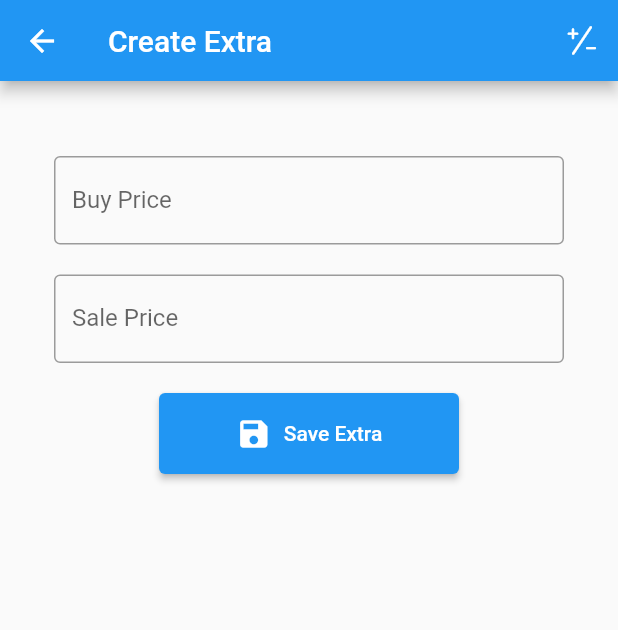
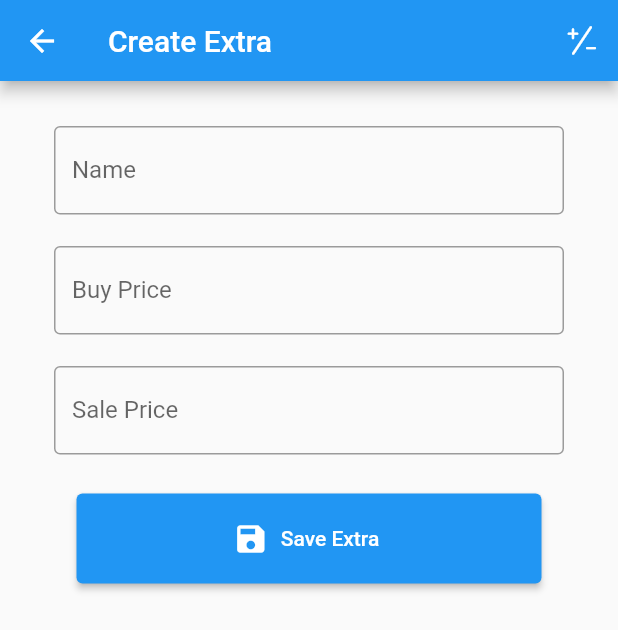
Before and after one commit to jaco2716/ProfitCalculator, a Flutter app: the CreateExtra screen opened directly, on a phone screen of 412 x 824 dp. Shown: the top 630 px of the screen. Run offline on Flutter 3.47's test engine with Material 2 defaults, Android fonts, the phone set to English and light mode, and no system bars; our stand-ins replace percent_indicator, shared_preferences, video_player; missing offline and left inert: flutter_simple_calculator; accounts and stored records are empty.

Commit message:
refactor create extra page

```diff
--- a/lib/BackupAndRestore/BackupAndRestorePage.dart
+++ b/lib/BackupAndRestore/BackupAndRestorePage.dart
@@ -1,7 +1,7 @@
 import 'package:flutter/material.dart';
 import 'package:profit_calculator/BackupAndRestore/SaveBackupPage.dart';
 import 'package:profit_calculator/Handlers/FileManagement.dart';
-import 'package:profit_calculator/MyWidgets/WideMenuIconButton.dart';
+import 'package:profit_calculator/MyWidgets/MyIconButton.dart';
 import '../Model/EnvironmentConfig.dart' as config;
 import '../MyAppBarWithCalc.dart';
 
--- a/lib/ExtraPages/CreateExtraPage.dart
+++ b/lib/ExtraPages/CreateExtraPage.dart
@@ -8,6 +8,8 @@ import 'package:profit_calculator/Model/Menu.dart';
 import 'package:profit_calculator/MyAppBarWithCalc.dart';
 import 'package:profit_calculator/Handlers/ObjectManager.dart';
 import 'package:profit_calculator/MyWidgets/CreateElementWidgets/CreateElementTextField.dart';
+import 'package:profit_calculator/MyWidgets/MyAlertDialog.dart';
+import 'package:profit_calculator/MyWidgets/MyIconButton.dart';
 import 'package:profit_calculator/MyWidgets/MyLoadingCircle.dart';
 import '../../Handlers/SharedValueHandler.dart';
 import '../Model/Extra.dart';
@@ -28,6 +30,7 @@ class _CreateExtraState extends State<CreateExtra> {
   TextEditingController _nameController = TextEditingController();
   TextEditingController _buyPriceController = TextEditingController();
   TextEditingController _salePriceController = TextEditingController();
+  Future _currencyChosenFuture;
   String _name = '';
   String _salePrice = '';
   String _buyPrice = '';
@@ -42,7 +45,8 @@ class _CreateExtraState extends State<CreateExtra> {
   @override
   void initState() {
     super.initState();
-
+    _currencyChosenFuture = _sharedValueHandler.getStringSharedP(
+                          'CurrencyChosen', 'DKK');
     initEditMode();
   }
 
@@ -78,8 +82,7 @@ class _CreateExtraState extends State<CreateExtra> {
                   autovalidateMode: AutovalidateMode.onUserInteraction,
                   key: _formKey,
                   child: FutureBuilder(
-                      future: _sharedValueHandler.getStringSharedP(
-                          'CurrencyChosen', 'DKK'),
+                      future: _currencyChosenFuture,
                       initialData: '',
                       builder: (context, currencySnapshot) {
                         if (currencySnapshot.connectionState ==
@@ -89,88 +92,38 @@ class _CreateExtraState extends State<CreateExtra> {
                         return Column(
                           mainAxisSize: MainAxisSize.min,
                           children: [
-                            // CreateElementTextField(
-
-                            //   myValue: _name,
-                            //   textEditingController: _nameController,
-                            //   validate: validateString,
-                            //   setValue: (value) => _name = value,
-                            // ),
-                            // SizedBox(
-                            //   height: 20,
-                            // ),
-                            // TextFormField(
-                            //   controller: _nameController,
-                            //   decoration: InputDecoration(
-                            //     border: OutlineInputBorder(),
-                            //     labelText: 'Name',
-                            //   ),
-                            //   textCapitalization: TextCapitalization.words,
-                            //   keyboardType: TextInputType.text,
-                            //   validator: (value) => validateString(value),
-                            //   onSaved: (value) => _name = value,
-                            //   onFieldSubmitted: (value) => changeFocus(),
-                            // ),
-                            SizedBox(
-                              height: 20,
+                            CreateElementTextField(
+                              title: 'Name',
+                              myValue: _name,
+                              textEditingController: _nameController,
+                              validate: validateString,
+                              setValue: (value) => _name = value,
                             ),
-                            Container(
-                              // width: MediaQuery.of(context).size.width - 110,
-                              child: TextFormField(
-                                controller: _buyPriceController,
-                                decoration: InputDecoration(
-                                  suffixText: ',- ${currencySnapshot.data}',
-                                  border: OutlineInputBorder(),
-                                  labelText: 'Buy Price',
-                                ),
-                                inputFormatters: <TextInputFormatter>[
-                                  FilteringTextInputFormatter.allow(
-                                      RegExp(r'[0-9,.]'))
-                                ],
-                                keyboardType: TextInputType.numberWithOptions(
-                                    decimal: true),
-                                validator: (value) => validateDouble(value),
-                                onSaved: (value) => _buyPrice = value,
-                                onFieldSubmitted: (value) => changeFocus(),
-                              ),
+                            CreateElementTextField(
+                              title: 'Buy Price',
+                              myValue: _buyPrice,
+                              textEditingController: _buyPriceController,
+                              validate: validateDouble,
+                              setValue: (value) => _buyPrice = value,
+                              suffixText: ',- ${currencySnapshot.data}',
+                              textInputType: TextInputType.numberWithOptions(
+                                  decimal: true),
                             ),
-                            SizedBox(
-                              height: 20,
+                            CreateElementTextField(
+                              title: 'Sale Price',
+                              myValue: _salePrice,
+                              textEditingController: _salePriceController,
+                              validate: validateDouble,
+                              setValue: (value) => _salePrice = value,
+                              suffixText: ',- ${currencySnapshot.data}',
+                              textInputType: TextInputType.numberWithOptions(
+                                  decimal: true),
                             ),
-                            Container(
-                              // width: MediaQuery.of(context).size.width - 110,
-                              child: TextFormField(
-                                controller: _salePriceController,
-                                decoration: InputDecoration(
-                                  suffixText: ',- ${currencySnapshot.data}',
-                                  border: OutlineInputBorder(),
-                                  labelText: 'Sale Price',
-                                ),
-                                inputFormatters: <TextInputFormatter>[
-                                  FilteringTextInputFormatter.allow(
-                                      RegExp(r'[0-9,.]'))
-                                ],
-                                keyboardType: TextInputType.numberWithOptions(
-                                    decimal: true),
-                                validator: (value) => validateDouble(value),
-                                onSaved: (value) => _salePrice = value,
-                                onFieldSubmitted: (value) => changeFocus(),
-                              ),
-                            ),
-                            SizedBox(
-                              height: 20,
-                            ),
-                            Container(
-                                width: 200,
-                                child: ElevatedButton.icon(
-                                    icon: Icon(Icons.save),
-                                    style: ElevatedButton.styleFrom(
-                                      padding: EdgeInsets.all(15),
-                                    ),
-                                    label: Text('Save Extra'),
-                                    onPressed: () => _saveExtra())),
-                            SizedBox(
-                              height: 10,
+                            MyIconButton(
+                              tileTitle: 'Save Extra',
+                              tileIcon: Icon(Icons.save),
+                              myOnPressed: () => _saveExtra(),
+                              compact: true,
                             ),
                             widget.editMode ?? false
                                 ? IconButton(
@@ -192,6 +145,38 @@ class _CreateExtraState extends State<CreateExtra> {
           ),
         ),
       ),
+    );
+  }
+
+  //Delete extra menu box
+  _deleteExtraDialog(BuildContext context) {
+    showDialog(
+      context: context,
+      builder: (context) {
+        return MyAlertDialog(
+          title: 'Delete element',
+          content:
+              'This cannot be undone, are you sure you want to delete this element?',
+          cancelText: 'No',
+          confirmText: 'Yes',
+          myOnPressed: () => _deleteExtra(context),
+        );
+      },
+    );
+  }
+
+  void showCouldNotDeleteDialog() {
+    showDialog(
+      context: context,
+      builder: (context) {
+        return MyAlertDialog(
+          title: 'Error',
+          content:
+              'Could not delete extra, because one or more menus are using it.',
+          cancelText: 'Close',
+          infoDialog: true,
+        );
+      },
     );
   }
 
@@ -234,7 +219,7 @@ class _CreateExtraState extends State<CreateExtra> {
     }
   }
 
-//Save to firestore database
+//Save to File
   Future<bool> _saveExtraToFile(Extra newExtra) async {
     try {
       String fileContent = await fileManagement.readFile(extraJsonFile);
@@ -272,33 +257,6 @@ class _CreateExtraState extends State<CreateExtra> {
     return true;
   }
 
-  //Delete extra menu box
-  _deleteExtraDialog(BuildContext context) {
-    showDialog(
-      context: context,
-      builder: (context) {
-        return AlertDialog(
-          title: Text('Delete element'),
-          content: Text(
-              'This cannot be undone, are you sure you want to delete this element?'),
-          actions: [
-            TextButton(
-              child: Text('No'),
-              onPressed: () {
-                Navigator.pop(context);
-              },
-            ),
-            ElevatedButton(
-              child: Text('Yes'),
-              style: ElevatedButton.styleFrom(primary: Colors.red),
-              onPressed: () => _deleteExtra(context),
-            )
-          ],
-        );
-      },
-    );
-  }
-
   _deleteExtra(BuildContext context) async {
     String extraFileContent = await fileManagement.readFile(extraJsonFile);
     List<Extra> allExtrasFromFile =
@@ -316,26 +274,9 @@ class _CreateExtraState extends State<CreateExtra> {
         }
       }
     }
-
     if (extraInMenuFoundIndex != -1) {
       Navigator.of(context).pop();
-      showDialog(
-        context: context,
-        builder: (context) {
-          return AlertDialog(
-            title: Text('Error'),
-            content: Text(
-                'Could not delete extra, because one or more menus are using it.'),
-            actions: [
-              TextButton(
-                  onPressed: () {
-                    Navigator.of(context).pop();
-                  },
-                  child: Text('Ok'))
-            ],
-          );
-        },
-      );
+      showCouldNotDeleteDialog();
     } else {
       int deleteIndex = allExtrasFromFile
           .indexWhere((element) => element.id == widget.editExtra.id);
--- a/lib/IngredientPages/CreateIngredient.dart
+++ b/lib/IngredientPages/CreateIngredient.dart
@@ -11,7 +11,7 @@ import 'package:profit_calculator/MyWidgets/CreateElementWidgets/CreateElementTe
 import 'package:profit_calculator/MyWidgets/CreateElementWidgets/MeasureUnitButtonGridTile.dart';
 import 'package:profit_calculator/MyWidgets/MyAlertDialog.dart';
 import 'package:profit_calculator/MyWidgets/MyLoadingCircle.dart';
-import 'package:profit_calculator/MyWidgets/WideMenuIconButton.dart';
+import 'package:profit_calculator/MyWidgets/MyIconButton.dart';
 import '../Model/Ingredient.dart';
 import '../Model/Meal.dart';
 import '../Handlers/SharedValueHandler.dart';
@@ -99,12 +99,11 @@ class _CreateIngredientState extends State<CreateIngredient> {
                         mainAxisSize: MainAxisSize.min,
                         children: [
                           CreateElementTextField(
-                            title: 'my Name',
+                            title: 'Name',
                             myValue: _name,
                             textEditingController: _nameController,
                             validate: validateString,
                             setValue: (value) => _name = value,
-                            // textInputType: TextInputType.text,
                           ),
                           CreateElementTextField(
                             title: 'Kg Price / Liter Price',
@@ -199,7 +198,7 @@ class _CreateIngredientState extends State<CreateIngredient> {
                   child: Column(
                     children: [
                       CreateElementTextField(
-                        title: 'Price for amount myyyy',
+                        title: 'Price for amount',
                         myValue: _amountPrice,
                         suffixText: ',- $_currencyChosen',
                         textInputType:
--- a/lib/MyWidgets/WideMenuIconButton.dart
+++ b/lib/MyWidgets/MyIconButton.dart
@@ -10,7 +10,7 @@ class MyIconButton extends StatelessWidget {
   final Color contentColor;
 
   MyIconButton({
-    this.tileIcon,
+    @required this.tileIcon,
     this.trailingIcon = const Icon(Icons.keyboard_arrow_right),
     @required this.tileTitle,
     @required this.myOnPressed,
```
